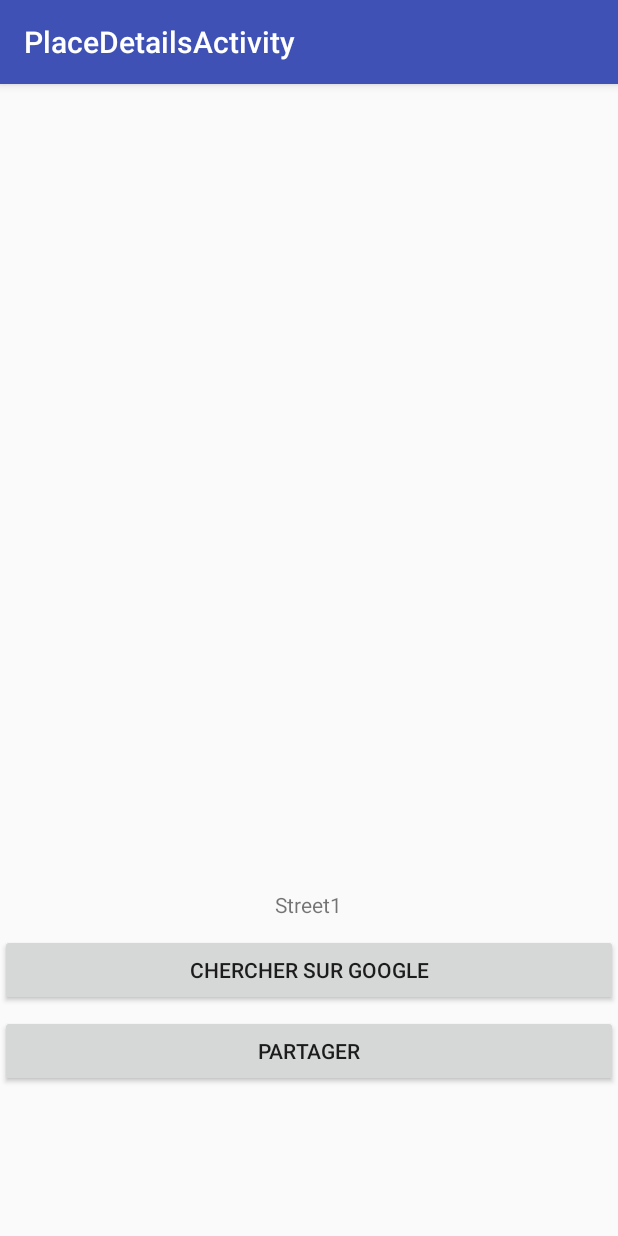
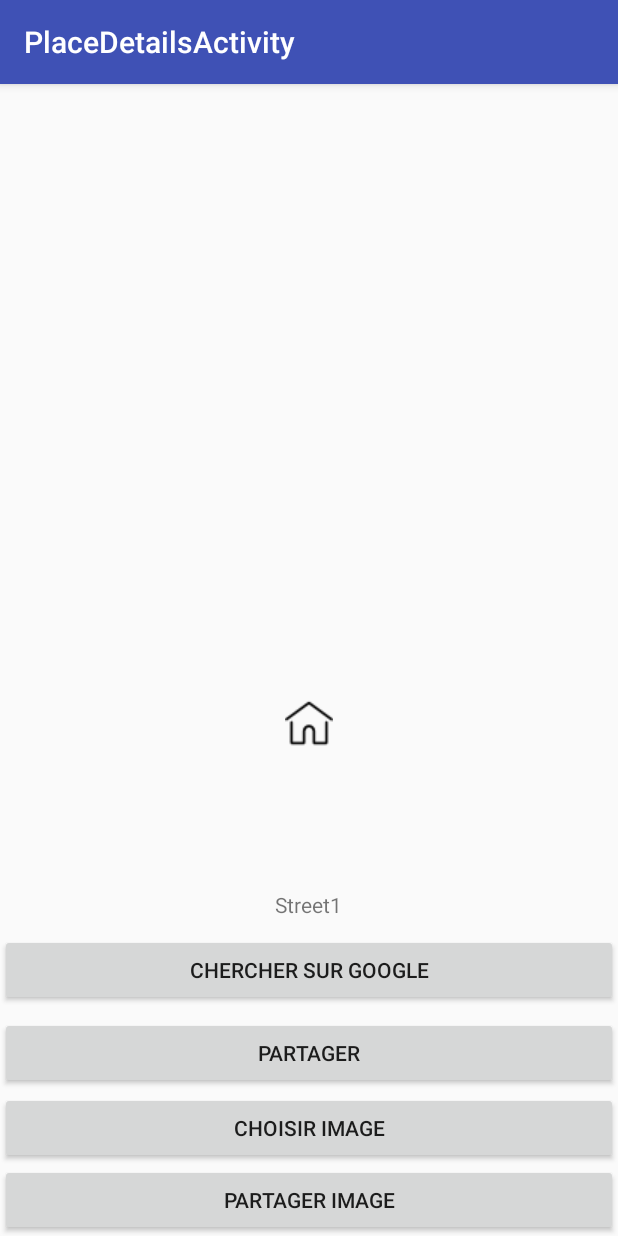
Before and after one commit to lauriencls/PlaceSearcher, an Android app: the screen it shows after launch (PlaceDetailsActivity), after a tap on an icon or button, on a phone screen of 412 x 824 dp. Run offline under Robolectric (Android 15) with nearby library versions, the phone set to English and light mode, and no system bars; our stand-ins replace ButterKnife; libraries missing offline, so code that uses them is left out: com.squareup.otto; pictures from the network do not load; 2 statements that could not run were skipped.

Commit message:
Fin des exercices sur les activites

```diff
--- a/app/build.gradle
+++ b/app/build.gradle
@@ -27,6 +27,9 @@ dependencies {
     compile 'com.android.support:appcompat-v7:24.2.1'
     compile 'com.jakewharton:butterknife:8.8.1'
     compile 'com.android.support:design:24.2.1'
+    compile 'com.squareup.okhttp3:okhttp:3.9.1'
+    compile 'com.squareup:otto:1.3.8'
     testCompile 'junit:junit:4.12'
     annotationProcessor 'com.jakewharton:butterknife-compiler:8.8.1'
+
 }
--- a/app/src/main/AndroidManifest.xml
+++ b/app/src/main/AndroidManifest.xml
@@ -2,6 +2,7 @@
 <manifest xmlns:android="http://schemas.android.com/apk/res/android"
     package="org.miage.placesearcher">
 
+    <uses-permission android:name="android.permission.INTERNET"/>
     <application
         android:allowBackup="true"
         android:icon="@mipmap/ic_launcher"
--- a/app/src/main/java/org/miage/placesearcher/MainActivity.java
+++ b/app/src/main/java/org/miage/placesearcher/MainActivity.java
@@ -9,6 +9,8 @@ import android.view.View;
 import android.widget.AdapterView;
 import android.widget.ArrayAdapter;
 import android.widget.ListView;
+
+import com.squareup.otto.Subscribe;
 
 import java.io.IOException;
 import java.util.ArrayList;
@@ -61,12 +63,36 @@ public class MainActivity extends AppCompatActivity {
                 startActivity(seePlaceDetailsIntent);
             }
         });
+    }
+
+    @Subscribe
+    public void searchResult(final SearchResultEvent event)
+    {
+        runOnUiThread(new Runnable() {
+
+            @Override
+            public void run() {
+                /** Mise à jour de la liste des place */
+                ArrayAdapter adapter = new PlaceAdapter(MainActivity.this, event.getPlaces());
+                mListView.setAdapter(adapter);
+            }
+        });
 
     }
 
     @Override
     protected void onResume() {
         super.onResume();
+        EventBusManager.BUS.register(this);
+        PlaceSearchService.INSTANCE.searchPlacesFromAddress("Place du commerce");
+
+
+    }
+
+    @Override
+    protected void onPause(){
+        EventBusManager.BUS.unregister(this);
+        super.onPause();
     }
 
 
--- a/app/src/main/java/org/miage/placesearcher/Place.java
+++ b/app/src/main/java/org/miage/placesearcher/Place.java
@@ -13,6 +13,15 @@ public class Place {
 
     public Place (String street, String zipCode, String city)
     {
+        this.street = street;
+        this.zipCode = zipCode;
+        this.city = city;
+    }
+
+    public Place (double latitude, double longitude, String street, String zipCode, String city)
+    {
+        this.latitude = latitude;
+        this.longitude = longitude;
         this.street = street;
         this.zipCode = zipCode;
         this.city = city;
--- a/app/src/main/java/org/miage/placesearcher/PlaceDetailsActivity.java
+++ b/app/src/main/java/org/miage/placesearcher/PlaceDetailsActivity.java
@@ -7,12 +7,16 @@ import android.support.v7.app.AppCompatActivity;
 import android.support.v7.widget.Toolbar;
 import android.view.View;
 import android.widget.Button;
+import android.widget.ImageView;
 import android.widget.TextView;
 
 import butterknife.BindView;
 import butterknife.ButterKnife;
 
 public class PlaceDetailsActivity extends AppCompatActivity {
+
+    private static final int SELECT_PHOTO = 1;
+    private Uri uriImageSelected;
 
     @BindView(R.id.detail_street)
     TextView mDetailStreet;
@@ -23,8 +27,17 @@ public class PlaceDetailsActivity extends AppCompatActivity {
     @BindView(R.id.button_share)
     Button mButtonShare;
 
+    @BindView(R.id.button_choose_image)
+    Button mButtonChooseImage;
+
+    @BindView(R.id.button_share_image)
+    Button mButtonShareImage;
+
     @BindView(R.id.toolbar)
     Toolbar toolbar;
+
+    @BindView(R.id.imageView)
+    ImageView mImageView;
 
     @Override
     protected void onCreate(final Bundle savedInstanceState) {
@@ -39,10 +52,8 @@ public class PlaceDetailsActivity extends AppCompatActivity {
         mDetailStreet.setText(detailStreetInfo);
 
         /** Action quand on clique sur l'intitulé de la rue */
-        mDetailStreet.setOnClickListener(new View.OnClickListener()
-        {
-            public void onClick(View v)
-            {
+        mDetailStreet.setOnClickListener(new View.OnClickListener() {
+            public void onClick(View v) {
                 /** Première manière **/
                 PlaceDetailsActivity.this.finish();
 
@@ -55,12 +66,10 @@ public class PlaceDetailsActivity extends AppCompatActivity {
 
 
         /** Action quand on clique sur "Chercher sur Google" */
-        mButtonGoogleSearch.setOnClickListener(new View.OnClickListener()
-        {
-            public void onClick(View v)
-            {
+        mButtonGoogleSearch.setOnClickListener(new View.OnClickListener() {
+            public void onClick(View v) {
                 /** Lancement recherche de la rue dans Google */
-                Uri url = Uri.parse("http://www.google.fr/search?q="+mDetailStreet.getText());
+                Uri url = Uri.parse("http://www.google.fr/search?q=" + mDetailStreet.getText());
                 Intent launchBrowser = new Intent(Intent.ACTION_VIEW, url);
                 startActivity(launchBrowser);
             }
@@ -68,20 +77,55 @@ public class PlaceDetailsActivity extends AppCompatActivity {
 
 
         /** Action quand on clique sur "Partager" */
-        mButtonShare.setOnClickListener(new View.OnClickListener()
-        {
-            public void onClick(View v)
-            {
+        mButtonShare.setOnClickListener(new View.OnClickListener() {
+            public void onClick(View v) {
                 /** Lancement des options de partage */
                 Intent shareIntent = new Intent();
                 shareIntent.setAction(Intent.ACTION_SEND);
-                shareIntent.putExtra(Intent.EXTRA_TEXT, "Adresse : "+mDetailStreet.getText());
+                shareIntent.putExtra(Intent.EXTRA_TEXT, "Adresse : " + mDetailStreet.getText());
                 shareIntent.setType("text/plain");
                 startActivity(shareIntent);
             }
 
         });
 
+        /** Action quand on clique sur "Choisir image" */
+        mButtonChooseImage.setOnClickListener(new View.OnClickListener() {
+            public void onClick(View v) {
+                /** Lancement du choix d'une image */
+                Intent photoPickerIntent = new Intent(Intent.ACTION_PICK);
+                photoPickerIntent.setType("image/*");
+                startActivityForResult(photoPickerIntent, SELECT_PHOTO);
+            }
+        });
+
+        /** Action quand on clique sur "Partager image" */
+        mButtonShareImage.setOnClickListener(new View.OnClickListener() {
+            public void onClick(View v) {
+                /** Lancement des options de partage */
+                Intent shareIntent = new Intent();
+                shareIntent.setAction(Intent.ACTION_SEND);
+                shareIntent.putExtra(Intent.EXTRA_STREAM, uriImageSelected);
+                shareIntent.setType("image/jpeg");
+                startActivity(shareIntent);
+            }
+        });
+
     }
 
+    @Override
+    protected void onActivityResult(int requestCode, int resultCode, Intent imageReturnedIntent)
+    {
+        super.onActivityResult(requestCode, resultCode, imageReturnedIntent);
+
+        switch(requestCode)
+        {
+            case SELECT_PHOTO:
+                if(resultCode == RESULT_OK)
+                {
+                    uriImageSelected = imageReturnedIntent.getData();
+                    mImageView.setImageURI(uriImageSelected);
+                }
+        }
+    }
 }
--- /dev/null
+++ b/app/src/main/java/org/miage/placesearcher/PlaceSearchService.java
@@ -0,0 +1,67 @@
+package org.miage.placesearcher;
+
+import android.os.AsyncTask;
+
+import org.json.JSONArray;
+import org.json.JSONException;
+import org.json.JSONObject;
+
+import java.io.IOException;
+import java.util.ArrayList;
+import java.util.List;
+
+import okhttp3.OkHttpClient;
+import okhttp3.Request;
+import okhttp3.Response;
+
+/**
+ * Created by Laurie on 15/01/2018.
+ */
+
+public class PlaceSearchService {
+
+    public static PlaceSearchService INSTANCE = new PlaceSearchService();
+
+    private PlaceSearchService() {
+
+    }
+
+    public void searchPlacesFromAddress(final String search) {
+        // Create AsyncTask
+        AsyncTask<Void, Void, Void> asyncTask = new AsyncTask<Void, Void, Void>() {
+
+            @Override
+            protected Void doInBackground(Void... params) {
+                // Here we are in a new background thread
+                try {
+                    final OkHttpClient okHttpClient = new OkHttpClient();
+                    final Request request = new Request.Builder()
+                            .url("https://api-adresse.data.gouv.fr/search/?q=" + search)
+                            .build();
+                    Response response = okHttpClient.newCall(request).execute();
+                    if (response != null && response.body() != null) {
+                        JSONObject jsonResult = new JSONObject(response.body().string());
+                        JSONArray jsonPlaces = jsonResult.getJSONArray("features");
+
+                        List<Place> foundPlaces = new ArrayList<>();
+                        for (int i = 0; i < jsonPlaces.length(); i++) {
+                            JSONObject jsonPlace = jsonPlaces.getJSONObject(i);
+                            JSONObject properties = jsonPlace.getJSONObject("properties");
+                            String city = properties.getString("city");
+                            String street = properties.getString("name");
+                            String zipCode = properties.getString("postcode");
+                            foundPlaces.add(new Place(0, 0, street, zipCode, city));
+                        }
+                        EventBusManager.BUS.post(new SearchResultEvent(foundPlaces));
+                    }
+                } catch (IOException e) {
+                    // Silent catch, no places will be displayed
+                } catch (JSONException e) {
+                    // Silent catch, no places will be displayed
+                }
+                return null;
+            }
+        }.execute();
+    }
+
+}
--- a/app/src/main/res/layout/place_details_layout.xml
+++ b/app/src/main/res/layout/place_details_layout.xml
@@ -65,7 +65,38 @@
         android:layout_alignTop="@+id/button_google_search"
         android:layout_alignParentLeft="true"
         android:layout_alignParentStart="true"
-        android:layout_marginTop="54dp" />
+        android:layout_marginTop="55dp" />
+
+    <ImageView
+        android:layout_width="wrap_content"
+        android:layout_height="wrap_content"
+        app:srcCompat="@drawable/home"
+        android:id="@+id/imageView"
+        android:layout_above="@+id/detail_street"
+        android:layout_centerHorizontal="true"
+        android:layout_marginBottom="95dp" />
+
+    <Button
+        android:text="Partager image"
+        android:layout_width="wrap_content"
+        android:layout_height="wrap_content"
+        android:layout_alignParentBottom="true"
+        android:id="@+id/button_share_image"
+        android:layout_alignParentRight="true"
+        android:layout_alignParentEnd="true"
+        android:layout_alignParentLeft="true"
+        android:layout_alignParentStart="true" />
+
+    <Button
+        android:text="Choisir image"
+        android:layout_width="match_parent"
+        android:layout_height="wrap_content"
+        android:id="@+id/button_choose_image"
+        android:layout_row="1"
+        android:layout_column="1"
+        android:layout_above="@+id/button_share_image"
+        android:layout_alignParentLeft="true"
+        android:layout_alignParentStart="true" />
 
 
 </RelativeLayout>
```
Also changed, not shown: app/src/main/java/org/miage/placesearcher/EventBusManager.java (added, +12 -0 lines), app/src/main/java/org/miage/placesearcher/SearchResultEvent.java (added, +22 -0 lines).
